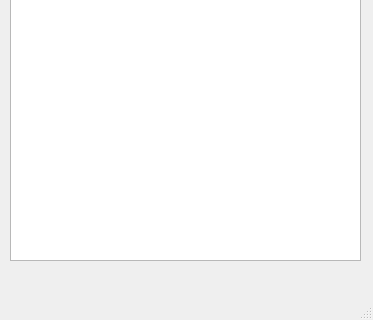
Before: the Qt Designer form mainwindow.ui in suseong41/SuNiffing, drawn with Qt 5; both pictures show x 0 to 373 and y 340 to 660 of the 373 by 660 pixel window.
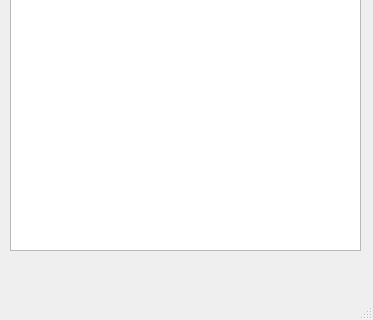
After: the same form once the commit is applied.

Patch:
```diff
--- a/mainwindow.ui
+++ b/mainwindow.ui
@@ -14,16 +14,6 @@
    <string>MainWindow</string>
   </property>
   <widget class="QWidget" name="centralwidget">
-   <widget class="QTableWidget" name="tableWidget">
-    <property name="geometry">
-     <rect>
-      <x>10</x>
-      <y>60</y>
-      <width>351</width>
-      <height>541</height>
-     </rect>
-    </property>
-   </widget>
    <widget class="QPushButton" name="startButton">
     <property name="geometry">
      <rect>
@@ -60,6 +50,16 @@
      </rect>
     </property>
    </widget>
+   <widget class="QListWidget" name="listWidget">
+    <property name="geometry">
+     <rect>
+      <x>10</x>
+      <y>60</y>
+      <width>351</width>
+      <height>531</height>
+     </rect>
+    </property>
+   </widget>
   </widget>
   <widget class="QMenuBar" name="menubar">
    <property name="geometry">
```
